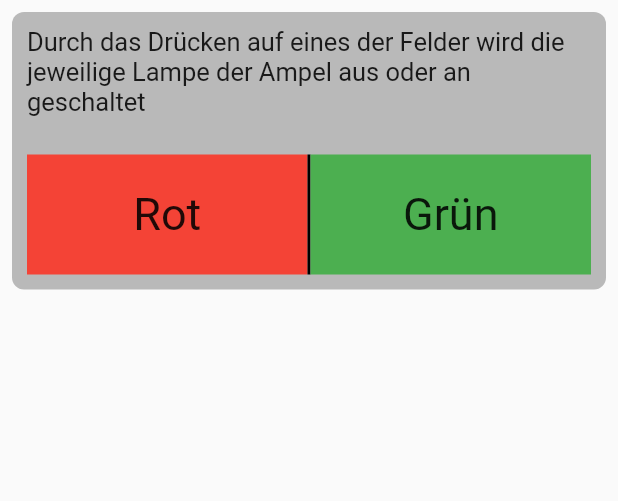
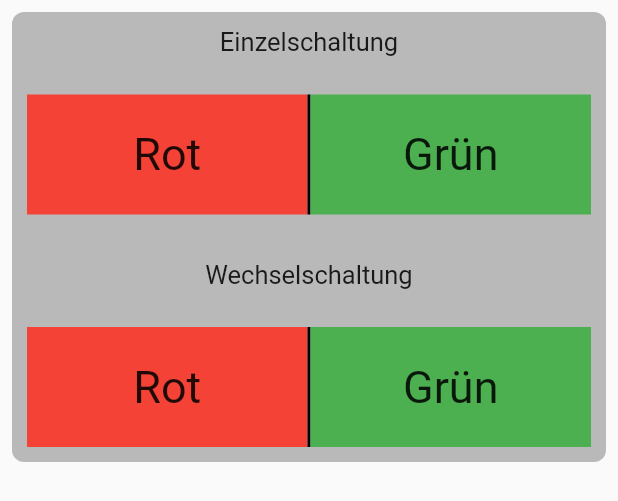
Before and after one commit to MagDeg/ampelSteuerung, a Flutter app: the ManualControl widget shown alone on an empty page, opened directly, on a phone screen of 412 x 824 dp. Shown: the top 501 px of the screen. Run offline on Flutter 3.47's test engine with Material 2 defaults, Android fonts, the phone set to English and light mode, and no system bars; our stand-ins replace shared_preferences; accounts and stored records are empty; network calls fail.

Commit message:
working manual mode

```diff
--- a/lib/control_page.dart
+++ b/lib/control_page.dart
@@ -86,6 +86,8 @@ class _ControlPageState extends State<ControlPage> {
                                             x = false;
                                             currentIndexOfShownPages = 1;
 
+                                            data = "$webIpGlobal/BlinkAsync?on=1;1&off=1;1";
+                                            fetchAlbum(data);
 
 
 
@@ -121,6 +123,10 @@ class _ControlPageState extends State<ControlPage> {
                                           automatic = false;
                                           x = false;
                                           currentIndexOfShownPages = 0;
+
+                                          data = "$webIpGlobal/BlinkManual?state=00";
+                                          fetchAlbum(data);
+
                                         }
                                       });
 
--- a/lib/controls/manual.dart
+++ b/lib/controls/manual.dart
@@ -14,6 +14,9 @@ class _ManualControlState extends State<ManualControl> {
 
   bool green = true;
   bool red = true;
+
+
+
 
   int greenInt = 1;
   int redInt = 1;
@@ -36,11 +39,13 @@ class _ManualControlState extends State<ManualControl> {
               alignment: Alignment.center,
               padding: const EdgeInsets.all(10.0),
               child: Column(
+                children: [
+                  Column(
                     crossAxisAlignment: CrossAxisAlignment.center,
                     mainAxisAlignment: MainAxisAlignment.center,
                     mainAxisSize: MainAxisSize.min,
                     children: [
-                  const Text("Durch das Drücken auf eines der Felder wird die jeweilige Lampe der Ampel aus oder an geschaltet", style: TextStyle(fontSize: 17.0),),
+                      const Text("Einzelschaltung", style: TextStyle(fontSize: 17.0),),
                       const SizedBox(height: 25.0),
                       presetMode ? Container(decoration: BoxDecoration(borderRadius: BorderRadius.circular(8.0), color: Colors.black38, ), child: Container(padding: const EdgeInsets.all(8.0), child: const Text("Voreinstellungsmodus aktiv!", style: TextStyle(color: Colors.yellow, fontSize: 17.0)))) : Container(),
                       presetMode ? const SizedBox(height: 25.0) : Container(),
@@ -110,6 +115,82 @@ class _ManualControlState extends State<ManualControl> {
 
                     ],
                   ),
+                  const SizedBox(height: 30.0),
+                  Column(
+                    crossAxisAlignment: CrossAxisAlignment.center,
+                    mainAxisAlignment: MainAxisAlignment.center,
+                    mainAxisSize: MainAxisSize.min,
+                    children: [
+                      const Text("Wechselschaltung", style: TextStyle(fontSize: 17.0),),
+                      const SizedBox(height: 25.0),
+                      presetMode ? Container(decoration: BoxDecoration(borderRadius: BorderRadius.circular(8.0), color: Colors.black38, ), child: Container(padding: const EdgeInsets.all(8.0), child: const Text("Voreinstellungsmodus aktiv!", style: TextStyle(color: Colors.yellow, fontSize: 17.0)))) : Container(),
+                      presetMode ? const SizedBox(height: 25.0) : Container(),
+                      Row(
+                        children: [
+                          Expanded(
+                            child: RawMaterialButton(
+                              onPressed: () {
+                                setState(() {
+                                  red = true;
+                                  green = false;
+
+                                  redInt = 1;
+                                  greenInt = 0;
+
+                                  data = "${sendIpNow}state=01";
+                                  if (!presetMode) {
+                                    fetchAlbum(data);
+                                  }
+                                });
+                              },
+                              child: Container(
+                                color: red ? Colors.red : Colors.black38,
+                                height: 80.0,
+                                child: const Center(
+                                  child: Text('Rot', style: TextStyle(fontSize: 30),),
+                                ),
+                              ),
+
+                            ),
+                          ),
+                          Container(
+                            width: 2.0,
+                            height: 80.0,
+                            color: Colors.black,
+                          ),
+                          Expanded(
+                            child: RawMaterialButton(
+                              onPressed: () {
+                                setState(() {
+                                  green = true;
+                                  red = false;
+
+                                  greenInt = 1;
+                                  redInt = 0;
+
+                                  data = "${sendIpNow}state=10";
+                                  if (!presetMode) {
+                                    fetchAlbum(data);
+                                  }
+                                });
+                              },
+                              child: Container(
+                                color: green ? Colors.green : Colors.black38,
+                                height: 80.0,
+                                child: const Center(
+                                  child: Text('Grün', style: TextStyle(fontSize: 30),),
+                                ),
+
+                              ),
+                            ),
+                          ),
+                        ],
+                      ),
+
+                    ],
+                  ),
+                ],
+              ),
             ),
           ),
         ),
```
Lines whose indentation alone changed are shown as unchanged.
